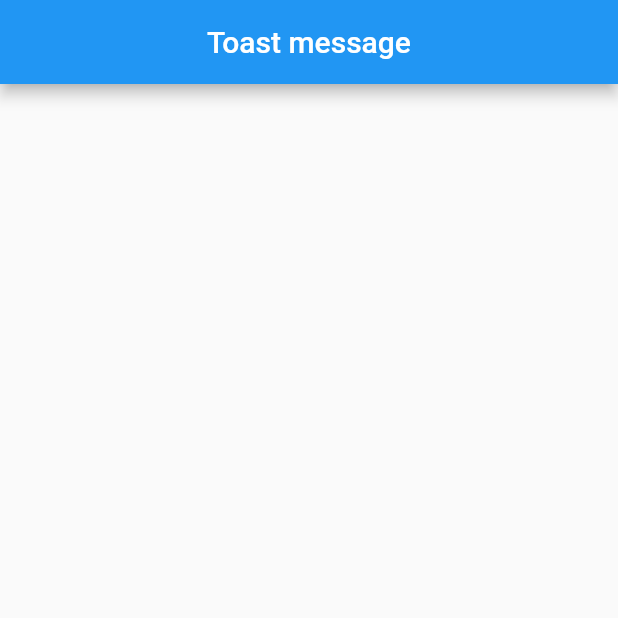
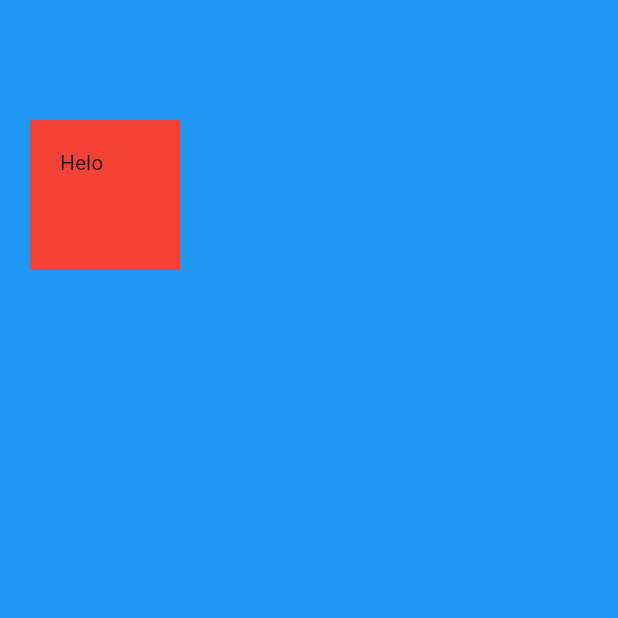
Before and after one commit to C0jae/CodingChef_1, a Flutter app: the MyPage screen opened directly, on a phone screen of 412 x 824 dp, the top half of it. Run offline on Flutter 3.47's test engine with Material 2 defaults, Android fonts, the phone set to English and light mode, and no system bars.

Commit message:
Container Widget

```diff
--- a/lib/ToastMessage.dart
+++ b/lib/containerWidget.dart
@@ -1,4 +1,5 @@
 import 'package:flutter/material.dart';
+
 
 void main() {
   runApp(MyApp());
@@ -10,9 +11,9 @@ class MyApp extends StatelessWidget {
   @override
   Widget build(BuildContext context) {
     return MaterialApp(
-      title: 'Toast message',
+      title: 'ContainerWidget',
       theme: ThemeData(
-        primarySwatch: Colors.blue
+        primaryColor: Colors.blue
       ),
 
       home: MyPage(),
@@ -26,10 +27,21 @@ class MyPage extends StatelessWidget {
   @override
   Widget build(BuildContext context) {
     return Scaffold(
-      appBar: AppBar(
-        title: Text('Toast message'),
-        centerTitle: true,
-      )
+      backgroundColor: Colors.blue,
+
+      body: SafeArea(
+        child: Container(
+          color: Colors.red,
+          width: 100,
+          height: 100,
+          margin: EdgeInsets.symmetric(
+            vertical: 80,
+            horizontal: 20,
+          ),
+          padding: EdgeInsets.all(20),
+          child: Text('Helo'),
+        ),
+      ),
     );
   }
 }
--- a/lib/main.dart
+++ b/lib/main.dart
@@ -2,7 +2,7 @@ import 'package:flutter/material.dart';
 
 
 void main() {
-  runApp(const MyApp());
+  runApp(MyApp());
 }
 
 class MyApp extends StatelessWidget {
```
